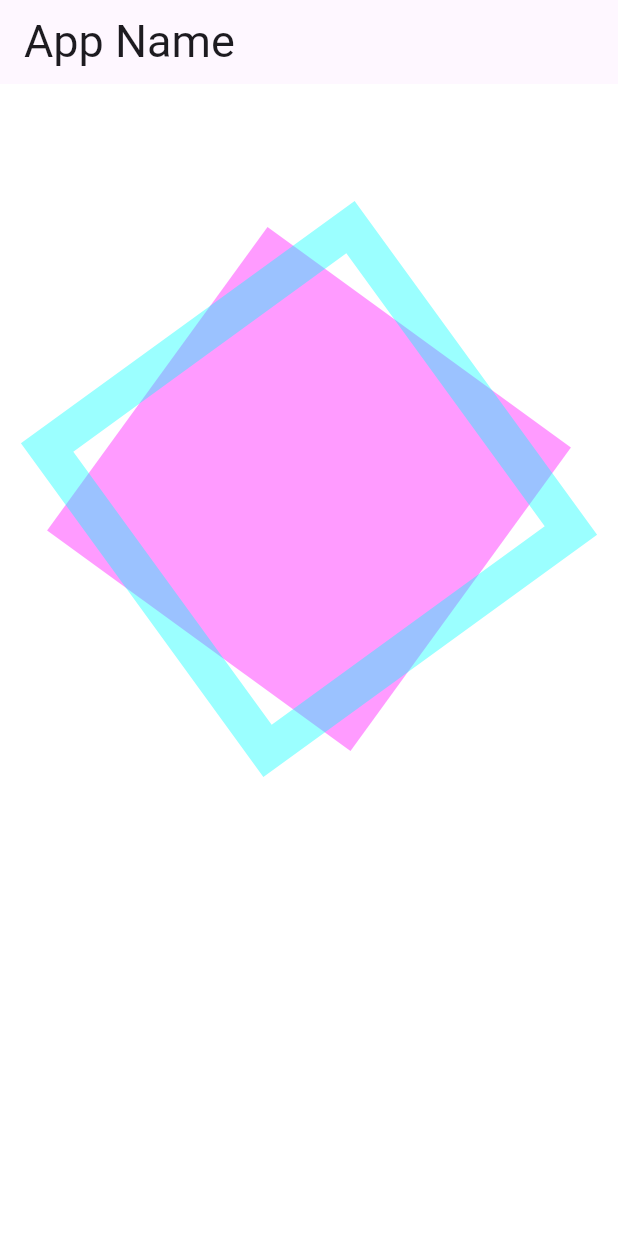
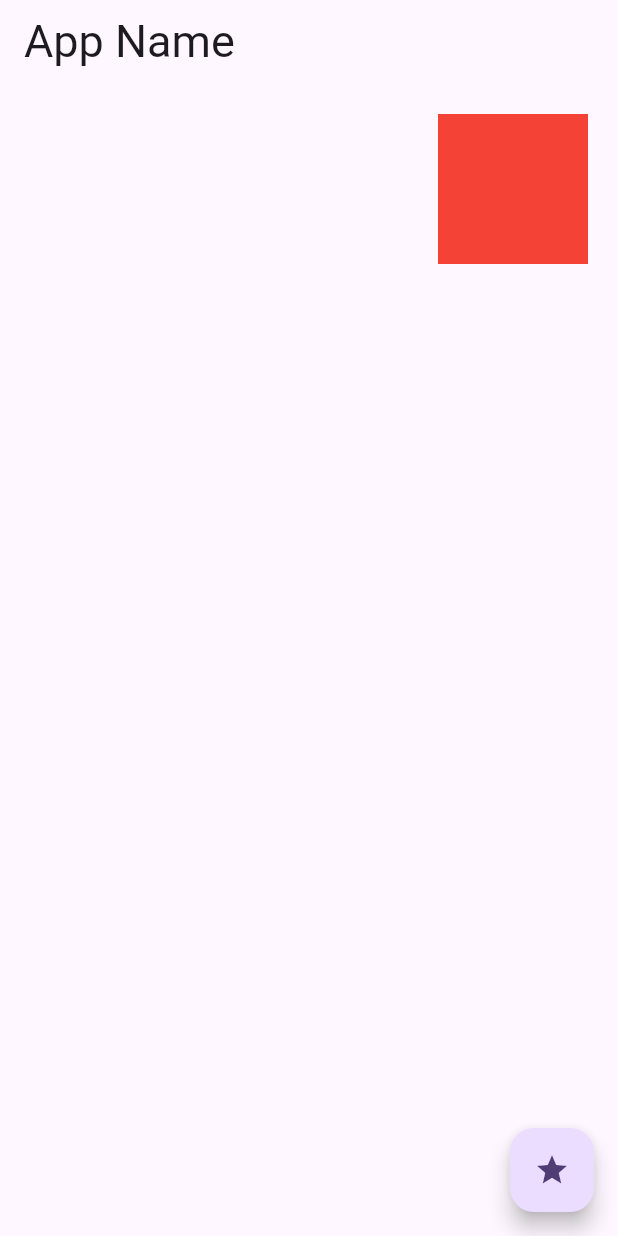
Before and after one commit to Jun-Saito-de/flutter3_practice, a Flutter app: the screen it shows after launch, on a phone screen of 412 x 824 dp. Run offline on Flutter 3.47's test engine with Material 3 defaults, Android fonts, the phone set to English and light mode, and no system bars.

Commit message:
四角形の移動

```diff
--- a/lib/main.dart
+++ b/lib/main.dart
@@ -1,4 +1,4 @@
-import 'dart:math';
+// import 'dart:math';
 
 import 'package:flutter/material.dart';
 
@@ -29,83 +29,44 @@ class MyHomePage extends StatefulWidget {
   State<MyHomePage> createState() => _MyHomePageState();
 }
 
-class _MyHomePageState extends State<MyHomePage>
-    with SingleTickerProviderStateMixin { // SingleTickerProviderStateMixin はアニメーション制御に必要。
-  late Animation<double> animation;
-  late AnimationController controller; // アニメーションの再生・停止を管理。
+// State クラス内に flg（フラグ）を定義。
+class _MyHomePageState extends State<MyHomePage> {
+bool flg = false; // false なら「右寄せ」、true なら「左寄せ」になるように制御します。
+// この flg をもとに、四角形の位置が切り替わります。
 
   @override
-
-  // pageStateクラスの初期化を行うinitState
-  void initState() {
-    super.initState();
-    controller = AnimationController( // controller は3秒で一周するアニメーションを定義。
-        duration: const Duration(seconds: 3), // durationはアニメーションの間隔を調整
-        vsync: this // イベントの通知を受け取TIckerProviderを指定
-    );
-    animation = Tween<double>(begin: 0, end: pi*2).animate(controller) // Tween(begin: 0, end: pi*2) で、0〜360度（2πラジアン）まで回転
-      ..addListener(() { // .addListener() で値が更新されるたびに setState() を呼び出し、再描画
-        setState(() {
-        });
-      });
-    controller.repeat(reverse: false); // controller.repeat() でループ再生しています（逆回転なし）。
-  }
-
-  @override
-  Widget build(BuildContext context) {
-    return Scaffold(
-      backgroundColor: Color.fromARGB(255, 255, 255, 255),
+  Widget build(BuildContext context) { // UIを構築する部分です。
+    return Scaffold( // Scaffold によってアプリのベース構造を作成。
       appBar: AppBar(
         title: Text('App Name', style: TextStyle(fontSize: 30.0),),
       ),
-      body: Center(
+      body: Padding(
+        padding: EdgeInsets.all(20),
         child:Column(
           children: [
-            Padding(padding: EdgeInsets.all(10)),
-            Container(
-              width: 300,
-              height: 300,
-              child: CustomPaint(
-                painter: MyPainter(animation.value),
-                child: Center(),
+            Expanded(
+              child: AnimatedAlign( // AnimatedAlign は、Widgetの位置（Align）をアニメーション付きで切り替えるためのウィジェット。
+                alignment: flg ? Alignment.topLeft // 三項演算子による出し分け
+                    : Alignment.topRight,
+                  duration:  const Duration(seconds:1),
+                child: Container(
+                width: 100,
+                height: 100,
+                color: Colors.red,
+              ),
+                        curve: Curves.linear,
               ),
             ),
           ],
         ),
       ),
+      floatingActionButton: FloatingActionButton(onPressed: (){
+        setState((){ // setState() によりUIが再構築され、AnimatedAlign が自動で再実行されて四角形が動きます。
+          flg = !flg; // 押すと flg の値が反転（true → false、またはその逆）。
+        });
+      },
+        child: const Icon(Icons.star),
+      ),
     );
   }
 }
-
-class MyPainter extends CustomPainter{
-  final double value;
-
-  MyPainter(this.value);
-
-  @override
-  void paint(Canvas canvas, Size size) {
-    Paint p = Paint();
-    canvas.save();
-
-    p.style = PaintingStyle.fill;
-    p.color = Color.fromARGB(100, 255, 0, 255);
-    Rect r = Rect.fromLTWH(0,0,250, 250);
-    canvas.translate(150, 250);
-    canvas.rotate(value);
-    canvas.translate(-125, -125);
-    canvas.drawRect(r, p);
-
-    canvas.restore();
-    p.style = PaintingStyle.stroke;
-    p.strokeWidth = 25;
-    p.color = Color.fromARGB(100, 0, 255, 255);
-    r = Rect.fromLTWH(0,0,250, 250);
-    canvas.translate(150, 250);
-    canvas.rotate(value * -1);
-    canvas.translate(-125, -125);
-    canvas.drawRect(r, p);
-  }
-
-  @override
-  bool shouldRepaint(CustomPainter oldDelegate) => true;
-}
```
